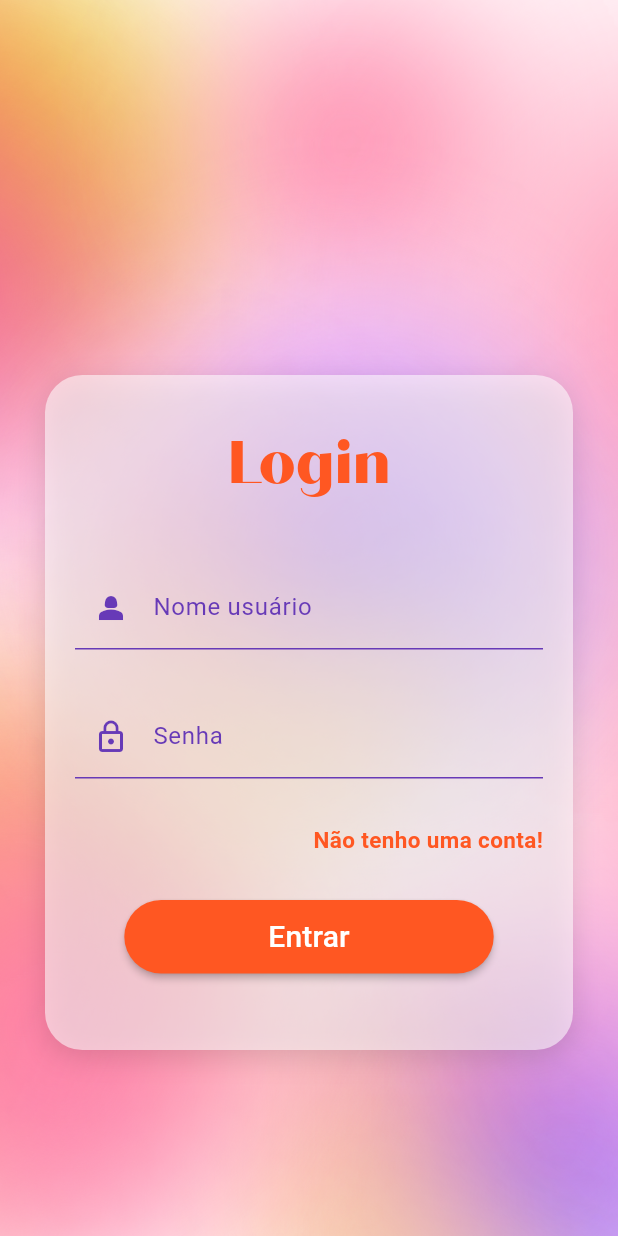
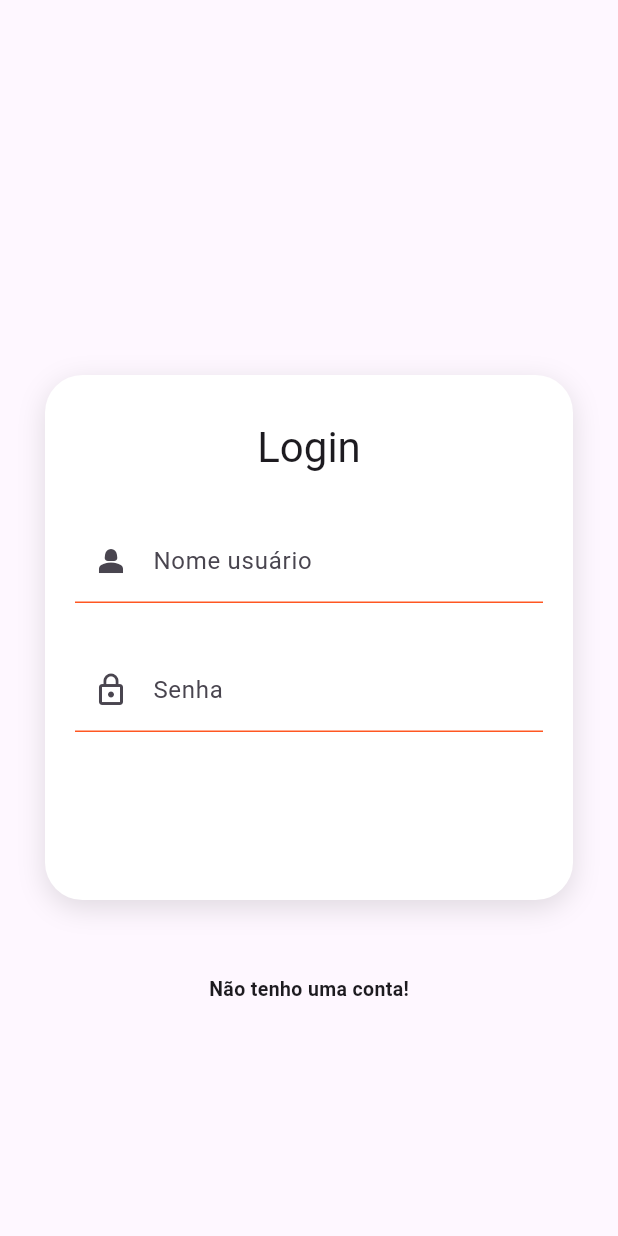
Before and after one commit to rebekaamorim/SPfashion, a Flutter app: the screen it shows after launch, on a phone screen of 412 x 824 dp. Run offline on Flutter 3.47's test engine with Material 3 defaults, Android fonts, the phone set to English and light mode, and no system bars.

Commit message:
Revert "Master"

```diff
--- a/lib/main.dart
+++ b/lib/main.dart
@@ -3,10 +3,8 @@ import 'dart:ui';
 import 'package:aplicacao_spfashion/widgets/input_decoration.dart';
 import 'package:flutter/cupertino.dart';
 import 'package:flutter/material.dart';
-import 'package:flutter/painting.dart';
 import 'package:flutter/rendering.dart';
 import 'package:flutter/semantics.dart';
-import 'package:flutter/services.dart';
 import 'package:flutter/widgets.dart';
 
 void main() => runApp(MyApp());
@@ -15,22 +13,12 @@ class MyApp extends StatelessWidget {
   @override
   Widget build(BuildContext context) {
     return MaterialApp(
-       debugShowCheckedModeBanner: false,
       home: Scaffold(
-        //fundo da tela login
         body: Container(
+          width: double.infinity,
           height: double.infinity,
-          //adicionando fundo
-          decoration: const BoxDecoration(
-            image:DecorationImage(
-              image: AssetImage('assets/imgs/fungo_colorido.png'),
-              fit:BoxFit.cover,
-          )
-          ),
-
           //Stack : colocar widget em cima do outro
           child: Stack(
-            //nessa children é chamado os métodos dos widgets
             children: [
               loginform(context)
             ],
@@ -49,12 +37,11 @@ class MyApp extends StatelessWidget {
                 const SizedBox( height: 250),
                 Container(
                   padding: const EdgeInsets.all(20),
-                  //centraliza no meio o container
                   margin: const EdgeInsets.symmetric(horizontal: 30),
                   width:double.infinity,
-                  height: 450,
+                  height: 350,
                   decoration: BoxDecoration(
-                    color:Color.fromARGB(143, 255, 255, 255),
+                    color:Colors.white,
                     borderRadius: BorderRadius.circular(25),
                     boxShadow: const [
                       BoxShadow(
@@ -63,74 +50,34 @@ class MyApp extends StatelessWidget {
                         offset:Offset(0,5),
                       )
                     ] ),
-                // aqui tem o conteúdo dentro do container de fundo
                 child: Column(
                   children: [
-                    //posição de cada entrada de texto
                     const SizedBox(height:10,),
-                    //titulo login
-                    const Text('Login',
-                          style: TextStyle(
-                            fontFamily: 'Chloe',
-                            fontSize: 40,
-                            color: Colors.deepOrange
-                          ),
+                    Text('Login',
+                          style: Theme.of(context).textTheme.headline4
                     ),
-                    const SizedBox(height:40),
-                    //container que tem todas as informações e botão
+                    const SizedBox(height:30),
                     Container(
                       child: Form(child: Column(
                         children: [
-                          //aqui são os texts que vão receber dados
                           TextFormField(
                             autocorrect: false,
                             //aqui é chamado a classe InputDecorations, utilizando seu método para receber os valores e tornar o código mais limpo
                             //A classe InputDecorations está presente no endereço 'lib/widgets/inputdecoration.dart'
-                            decoration: InputDecorations.inputDecoration(hinttext: 'user123', labeltext: 'Nome usuário', icone: const Icon(Icons.person_2_sharp, color: Colors.deepPurple,), )
+                            decoration: InputDecorations.inputDecoration(hinttext: 'user123', labeltext: 'Nome usuário', icone: const Icon(Icons.person_2_sharp),)
                           ),
                           const SizedBox(height:30),
                           TextFormField(
                             autocorrect: false,
-                            obscureText: true,
-                            decoration: InputDecorations.inputDecoration(hinttext: '********', labeltext: 'Senha', icone:const Icon(Icons.lock_outline, color: Colors.deepPurple))),
-                          const SizedBox(height:30),
-                          //nao tenho conta, Row alinha ela para o fim (esquerda) do container
-                          const Row(
-                            mainAxisAlignment: MainAxisAlignment.end,
-                            children: [Text('Não tenho uma conta!',
-                            style: TextStyle(
-                              color: Colors.deepOrange,
-                              fontSize: 15,
-                              fontWeight: FontWeight.bold),),],),
-
-                          const SizedBox(height:30),
-                          MaterialButton(
-                            shape: RoundedRectangleBorder(borderRadius: BorderRadius.circular(30)),
-                            //quando o botão tiver desabilitado(caso não for preenchida aas informações)
-                            disabledColor: Colors.grey,
-                            //quando tiver habilitado
-                            color:Colors.deepOrange,
-                            //Estilizando o nome do botão, por isso colocar o container
-                            child: Container(
-                              padding: const EdgeInsets.symmetric(
-                                horizontal: 80,
-                                vertical: 10),
-                              child: const Text(
-                                'Entrar',
-                                style: TextStyle(
-                                  color: Colors.white,
-                                   fontSize: 20,))),
-                            onPressed: () {} ,
-
-
-                          )
+                            decoration: InputDecorations.inputDecoration(hinttext: '********', labeltext: 'Senha', icone: Icon(Icons.lock_outline))),
                         ],
                       ),),
                     )
 
                     ],
                   ),),
-
+                const SizedBox(height:50),
+                const Text('Não tenho uma conta!', style: TextStyle(fontSize: 13, fontWeight: FontWeight.bold),)
               ],
     ),);
   }
--- a/lib/widgets/input_decoration.dart
+++ b/lib/widgets/input_decoration.dart
@@ -7,11 +7,10 @@ class InputDecorations {
     required Icon icone
   }) {
     return InputDecoration(
-       enabledBorder: const UnderlineInputBorder(borderSide:BorderSide(color:Colors.deepPurple)),
-      focusedBorder: const UnderlineInputBorder(borderSide: BorderSide(color: Colors.deepOrange, width: 2)),
+       enabledBorder: const UnderlineInputBorder(borderSide:BorderSide(color:Colors.deepOrange)),
+      focusedBorder: const UnderlineInputBorder(borderSide: BorderSide(color: Colors.deepPurple, width: 2)),
         hintText: hinttext,
         labelText: labeltext,
-        labelStyle: const TextStyle(color: Colors.deepPurple),
         prefixIcon: icone,
     );
   }
```
Also changed, not shown: pubspec.yaml (+5 -7 lines), assets/fonts/quichesans-extrabold.otf (deleted), assets/imgs/fungo_colorido.png (deleted), flutter_01.png (added), 1 other file.
